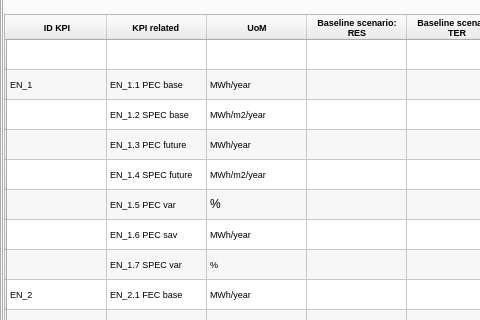
Above: planning_and_simulation_modules/ui/districtSim.ui from Planheat/Planheat-Tool before the change; both pictures show x 0 to 480 and y 138 to 458 of the 1204 by 962 pixel window. Below: the same form after it.
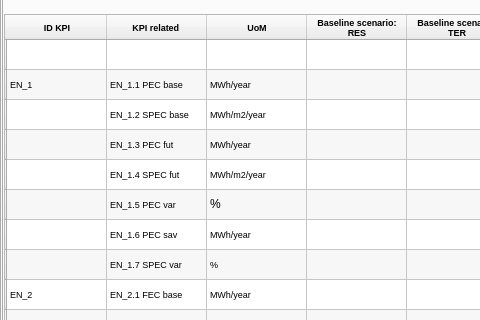
That is the form after the change. The open tabs and pages were chosen to show the change.

Patch:
```diff
--- a/planning_and_simulation_modules/ui/districtSim.ui
+++ b/planning_and_simulation_modules/ui/districtSim.ui
@@ -621,7 +621,7 @@
         </item>
         <item row="3" column="1">
          <property name="text">
-          <string>EN_1.3 PEC future</string>
+          <string>EN_1.3 PEC fut</string>
          </property>
          <property name="font">
           <font>
@@ -641,7 +641,7 @@
         </item>
         <item row="4" column="1">
          <property name="text">
-          <string>EN_1.4 SPEC future</string>
+          <string>EN_1.4 SPEC fut</string>
          </property>
          <property name="font">
           <font>
@@ -1026,7 +1026,7 @@
         </item>
         <item row="23" column="1">
          <property name="text">
-          <string>EN_4.2 RES % baseline</string>
+          <string>EN_4.2 RES % base</string>
          </property>
          <property name="font">
           <font>
@@ -1066,7 +1066,7 @@
         </item>
         <item row="25" column="1">
          <property name="text">
-          <string>EN_4.4 RES % future</string>
+          <string>EN_4.4 RES % fut</string>
          </property>
          <property name="font">
           <font>
@@ -1176,7 +1176,7 @@
         </item>
         <item row="30" column="1">
          <property name="text">
-          <string>EN_5.4 WH % future</string>
+          <string>EN_5.4 WH % fut</string>
          </property>
          <property name="font">
           <font>
```
Left out of the diff: 16 changed lines with no effect on the pictures.
